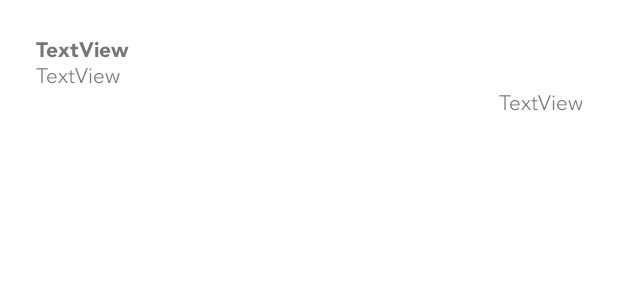
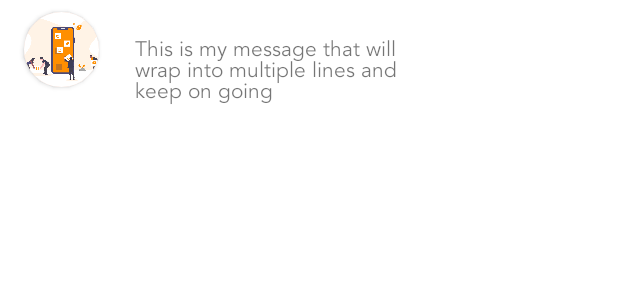
Before and after one commit to ganzorig/MeditationApp, an Android app: the layout post_history_items.xml on its own in the app's theme, with its tools: preview values and no code run, on a phone screen of 412 x 824 dp. Shown: the top 300 px of the screen. Run offline under Robolectric (Android 15) with nearby library versions, the light colour scheme and no system bars.

Commit message:
clear input after send

```diff
--- a/app/src/main/java/com/miu/meditationapp/RecyclerAdapter.kt
+++ b/app/src/main/java/com/miu/meditationapp/RecyclerAdapter.kt
@@ -1,13 +1,19 @@
 package com.miu.meditationapp
 
+import android.annotation.SuppressLint
 import android.content.Context
 
 import android.view.LayoutInflater
 import android.view.View
 import android.view.ViewGroup
+import android.widget.ImageView
 import android.widget.TextView
 import androidx.recyclerview.widget.RecyclerView
+import com.google.firebase.auth.FirebaseAuth
+import com.google.firebase.auth.FirebaseUser
 import com.miu.meditationapp.models.PostHistory
+import com.squareup.picasso.Picasso
+import kotlinx.android.synthetic.main.fragment_about.view.*
 
 class RecyclerAdapter(var context: Context, items: List<PostHistory>) :
     RecyclerView.Adapter<RecyclerAdapter.ViewHolder?>() {
@@ -18,17 +24,20 @@ class RecyclerAdapter(var context: Context, items: List<PostHistory>) :
     init {
         this.items = items
         mLayoutInflater = LayoutInflater.from(context)
+        FirebaseAuth.getInstance().uid
     }
 
     inner class ViewHolder(itemView: View) : RecyclerView.ViewHolder(itemView) {
         var username: TextView
         var postbody: TextView
         var posteddate: TextView
+        var image: ImageView
 
         init {
-            username = itemView.findViewById<View>(R.id.textView2) as TextView
-            postbody = itemView.findViewById<View>(R.id.textView5) as TextView
-            posteddate = itemView.findViewById<View>(R.id.textView6) as TextView
+            username = itemView.findViewById<View>(R.id.name) as TextView
+            postbody = itemView.findViewById<View>(R.id.chatContent) as TextView
+            posteddate = itemView.findViewById<View>(R.id.date) as TextView
+            image = itemView.findViewById<View>(R.id.imageview_chat) as ImageView
         }
     }
 
@@ -38,13 +47,16 @@ class RecyclerAdapter(var context: Context, items: List<PostHistory>) :
         return ViewHolder(view)
     }
 
+    @SuppressLint("ResourceAsColor")
     override fun onBindViewHolder(holder: ViewHolder, position: Int) {
         holder.username.setText(items[position].uid)
         holder.postbody.setText(items[position].postbody)
         holder.posteddate.setText(items[position].posteddate)
-//        holder.itemView.setOnClickListener(View.OnClickListener {
-//            Log.e(TAG, "onClick: clicked")
-//        })
+        Picasso.get().load("https://robohash.org/accusantiumvitaedolorem.png?size=300x300").into(holder.image)
+
+        if(FirebaseAuth.getInstance().uid == items[position].uid) {
+            holder.postbody.setTextColor(R.color.white)
+        }
     }
 
     override fun getItemCount(): Int {
--- a/app/src/main/java/com/miu/meditationapp/ui/main/AboutFragment.kt
+++ b/app/src/main/java/com/miu/meditationapp/ui/main/AboutFragment.kt
@@ -42,7 +42,6 @@ class AboutFragment : Fragment() {
         viewModel.liveProfilePicture
             .observe(viewLifecycleOwner, androidx.lifecycle.Observer {
                 var url = URL(it.toString())
-                println("IMAAAGE URL ..............$url")
                 val firebaseDatabase = FirebaseDatabase.getInstance()
                 val databaseReference: DatabaseReference = firebaseDatabase.getReference()
                 val getImage: DatabaseReference = databaseReference.child("profileImageUrl")
--- a/app/src/main/java/com/miu/meditationapp/ui/main/ForumFragment.kt
+++ b/app/src/main/java/com/miu/meditationapp/ui/main/ForumFragment.kt
@@ -50,7 +50,7 @@ class ForumFragment : Fragment() {
                     items.add(newFood)
                 }
                 adapter = activity?.let { RecyclerAdapter(it.applicationContext, items) }
-                adapter!!.notifyDataSetChanged()
+                adapter?.notifyDataSetChanged()
                 view.recyclerV?.adapter = adapter
             }
 
@@ -82,5 +82,6 @@ class ForumFragment : Fragment() {
             .addOnFailureListener {
                 Log.d(LoginAddUser.TAG, "Failed to set value to database: ${it.message}")
             }
+        view.edittext_chat.text.clear()
     }
 }
--- a/app/src/main/res/layout/activity_login.xml
+++ b/app/src/main/res/layout/activity_login.xml
@@ -81,8 +81,8 @@
             android:gravity="center_horizontal" />
         <ProgressBar
             android:id="@+id/progressbar"
-            android:layout_width="40dp"
-            android:layout_height="40dp"
+            android:layout_width="30dp"
+            android:layout_height="30dp"
             android:layout_gravity="center"
             android:indeterminate="true"
             android:indeterminateDrawable="@drawable/progress_bar"
--- a/app/src/main/res/layout/fragment_about.xml
+++ b/app/src/main/res/layout/fragment_about.xml
@@ -36,7 +36,6 @@
                         android:layout_height="180dp"
                         android:background="@color/beige_100"
                         android:scaleType="centerCrop"
-
                         android:src="@drawable/img_communi" />
 
                 </androidx.cardview.widget.CardView>
--- a/app/src/main/res/layout/post_history_items.xml
+++ b/app/src/main/res/layout/post_history_items.xml
@@ -1,40 +1,67 @@
 <?xml version="1.0" encoding="utf-8"?>
-<androidx.constraintlayout.widget.ConstraintLayout xmlns:android="http://schemas.android.com/apk/res/android"
+<androidx.constraintlayout.widget.ConstraintLayout
+    xmlns:android="http://schemas.android.com/apk/res/android"
     xmlns:app="http://schemas.android.com/apk/res-auto"
     xmlns:tools="http://schemas.android.com/tools"
     android:layout_width="match_parent"
     android:layout_height="wrap_content"
-    android:padding="24dp">
+    android:layout_marginBottom="12dp">
 
-    <TextView
-        android:id="@+id/textView2"
-        android:layout_width="match_parent"
+    <LinearLayout
+        android:layout_width="wrap_content"
         android:layout_height="wrap_content"
-        android:text="TextView"
-        app:layout_constraintEnd_toEndOf="parent"
-        app:layout_constraintHorizontal_bias="0.045"
+        android:orientation="vertical"
+        app:layout_constraintStart_toEndOf="@+id/image_container"
+        app:layout_constraintTop_toTopOf="@+id/image_container">
+
+        <TextView
+            android:id="@+id/name"
+            android:layout_width="wrap_content"
+            android:layout_height="wrap_content"
+            android:text="TextView"
+            android:paddingLeft="24dp"
+            android:visibility="gone"/>
+        <TextView
+            android:id="@+id/chatContent"
+            android:layout_width="wrap_content"
+            android:layout_height="wrap_content"
+            android:layout_marginStart="8dp"
+            android:layout_marginLeft="8dp"
+            android:background="@drawable/rounded_edittext_register_login"
+            android:maxWidth="240dp"
+            android:padding="16dp"
+            android:text="This is my message that will wrap into multiple lines and keep on going"
+            />
+
+        <TextView
+            android:id="@+id/date"
+            android:layout_width="wrap_content"
+            android:layout_height="wrap_content"
+            android:layout_marginTop="4dp"
+            android:textSize="10sp"
+            android:paddingLeft="24dp" />
+    </LinearLayout>
+
+    <androidx.cardview.widget.CardView
+        android:id="@+id/image_container"
+        android:layout_width="50dp"
+        android:layout_height="50dp"
+        android:layout_gravity="center"
+        app:cardCornerRadius="30dp"
+        android:layout_marginLeft="16dp"
+        android:layout_marginStart="16dp"
+        android:layout_marginTop="8dp"
         app:layout_constraintStart_toStartOf="parent"
-        android:textStyle="bold"
-        app:layout_constraintTop_toTopOf="parent" />
+        app:layout_constraintTop_toTopOf="parent">
 
-    <TextView
-        android:id="@+id/textView5"
-        android:layout_width="match_parent"
-        android:layout_height="wrap_content"
-        android:text="TextView"
-        app:layout_constraintEnd_toEndOf="parent"
-        app:layout_constraintStart_toStartOf="parent"
-        app:layout_constraintTop_toBottomOf="@+id/textView2" />
+        <ImageView
+            android:id="@+id/imageview_chat"
+            android:layout_width="50dp"
+            android:layout_height="50dp"
+            android:background="@color/beige_100"
+            android:scaleType="centerCrop"
+            android:src="@drawable/img_communi" />
 
-    <TextView
-        android:id="@+id/textView6"
-        android:layout_width="match_parent"
-        android:layout_height="wrap_content"
-        android:text="TextView"
-        android:textAlignment="viewEnd"
-        app:layout_constraintEnd_toEndOf="parent"
-        app:layout_constraintStart_toStartOf="parent"
-        app:layout_constraintTop_toBottomOf="@+id/textView5"
-        android:gravity="end" />
+    </androidx.cardview.widget.CardView>
 
 </androidx.constraintlayout.widget.ConstraintLayout>
```
Also changed, not shown: app/src/main/res/drawable/pic1.jpg (deleted).
